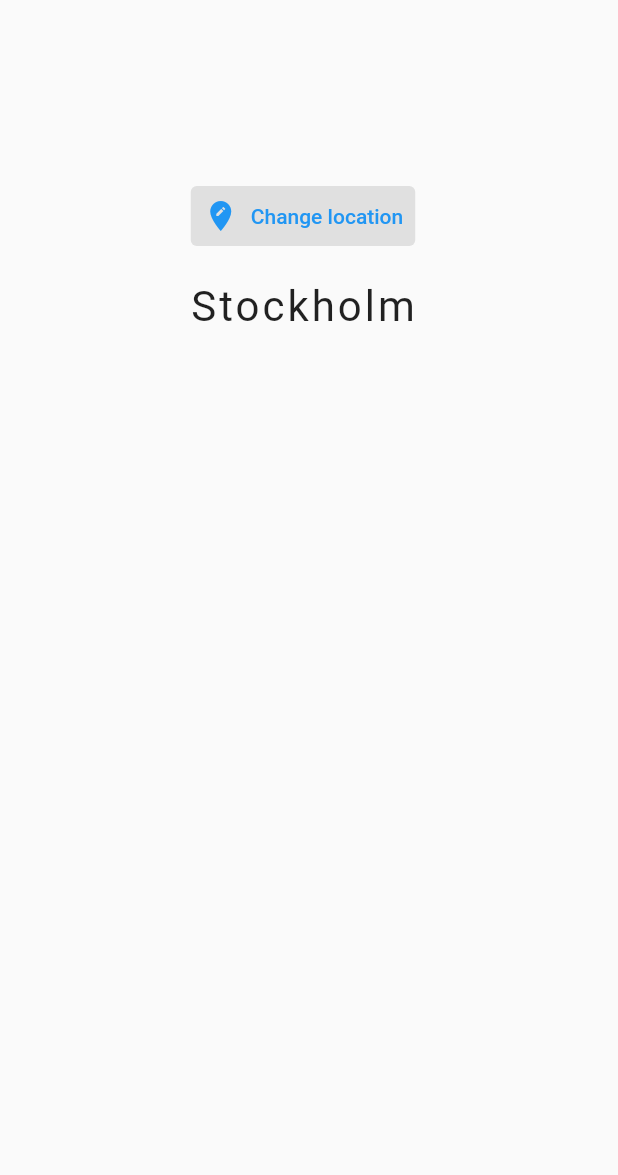
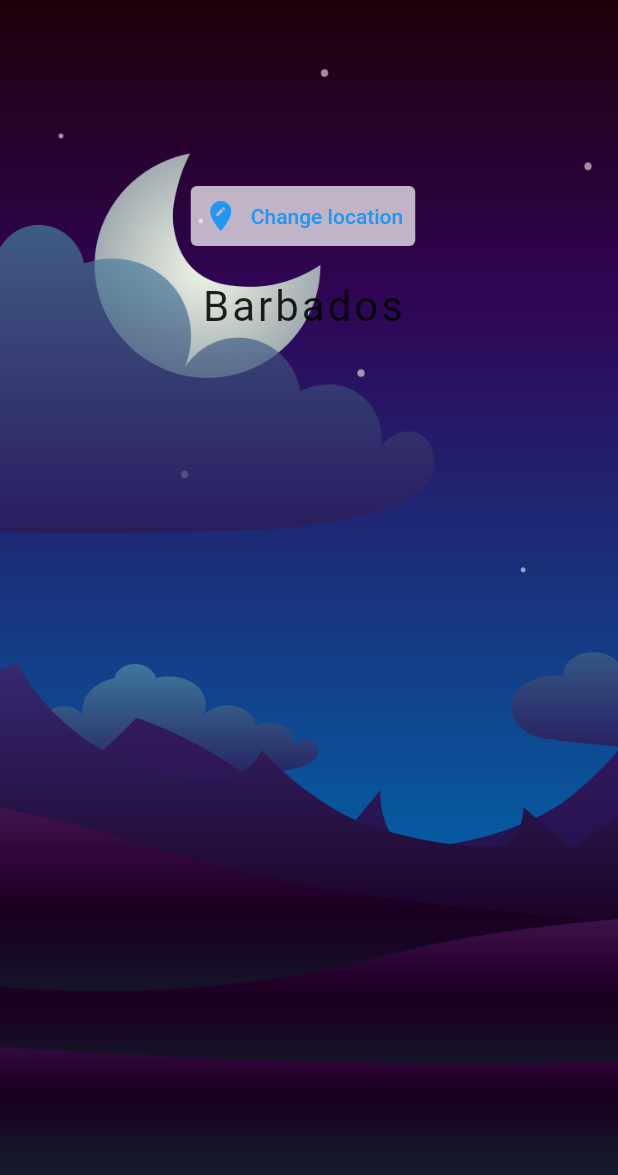
Before and after one commit to hi-ilkin/LearningFlutter, a Flutter app: the screen it shows after launch, on a phone screen of 412 x 824 dp. Shown: the top 1175 px of the screen. Run offline on Flutter 3.47's test engine with Material 2 defaults, Android fonts, the phone set to English and light mode, and no system bars; our stand-ins replace flutter_spinkit; network calls fail; statements that could not run were skipped.

Commit message:
#33 - Using time dependent background image

```diff
--- a/lib/pages/home.dart
+++ b/lib/pages/home.dart
@@ -13,8 +13,23 @@ class _HomeState extends State<Home> {
     data = ModalRoute.of(context)!.settings.arguments as Map;
     String time = data['time'];
     String location = data['location'];
+    print('day time at home: ${data['isDayTime']}');
+    bool isDayTime = data['isDayTime'];
+
+    String bgImage = isDayTime ? 'day.png' : 'night.png';
+    Color? bgColor = isDayTime ? Colors.lightBlue[400] : Color(0xE1240120);
+
+
     return Scaffold(
+        backgroundColor: bgColor,
         body: SafeArea(
+            child: Container(
+              decoration: BoxDecoration(
+                  image: DecorationImage(
+                      image: AssetImage('assets/$bgImage'),
+                      fit: BoxFit.cover
+                  )
+              ),
               child: Padding(
                 padding: const EdgeInsets.fromLTRB(0, 120, 8, 0),
                 child: Column(
@@ -26,28 +41,27 @@ class _HomeState extends State<Home> {
                       icon: Icon(Icons.edit_location),
                       label: Text('Change location'),
                       style: TextButton.styleFrom(
-                backgroundColor: Colors.grey[300],
+                        backgroundColor: Colors.white70,
                       ),
                     ),
-            SizedBox(height: 20,),
+                    SizedBox(height: 20),
                     Row(
                       mainAxisAlignment: MainAxisAlignment.center,
                       children: [
                         Text(
-                  data['location'],
+                          location,
                           style: TextStyle(fontSize: 28.0, letterSpacing: 2.0),
                         )
                       ],
                     ),
-            SizedBox(height: 20,),
+                    SizedBox(height: 20),
                     Text(
-              data['time'],
+                      time,
                       style: TextStyle(fontSize: 66),
-
                     )
                   ],
                 ),
       ),
-    ));
+    )));
   }
 }
```
Also changed, not shown: lib/pages/loading.dart (+8 -7 lines), lib/services/world_time.dart (+5 -2 lines), assets/day.png (added), assets/night.png (added). Lines whose indentation alone changed are shown as unchanged.
